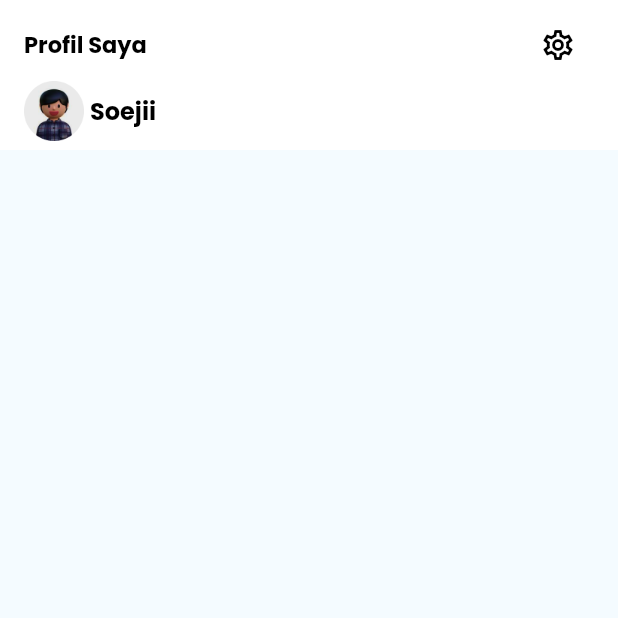
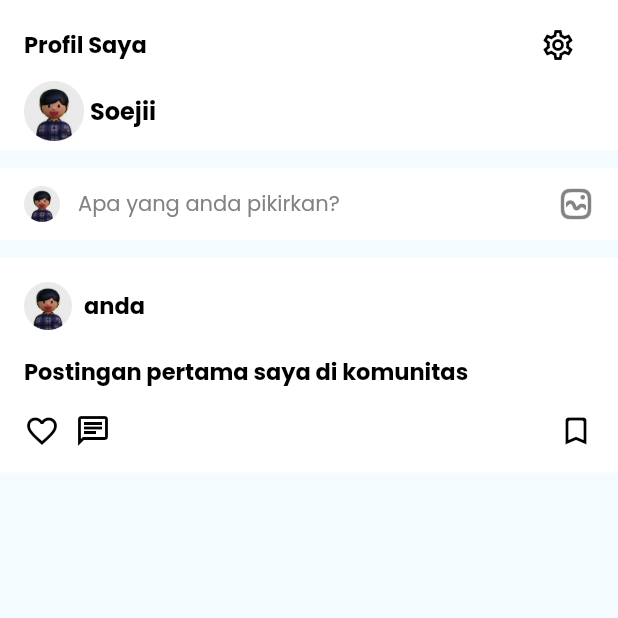
Before and after one commit to Soejii/BukaUsaha, a Flutter app: the screen it shows after launch, on a phone screen of 412 x 824 dp, the top half of it. Run offline on Flutter 3.47's test engine with Material 2 defaults, Android fonts, the light colour scheme and no system bars.

Commit message:
profile screen done

```diff
--- a/lib/screens/profile.dart
+++ b/lib/screens/profile.dart
@@ -1,5 +1,6 @@
 import 'package:buka_usaha/component/styleText.dart';
 import 'package:buka_usaha/utils/const.dart';
+import 'package:flutter/cupertino.dart';
 import 'package:flutter/material.dart';
 import 'package:flutter/src/widgets/container.dart';
 import 'package:flutter/src/widgets/framework.dart';
@@ -35,11 +36,12 @@ class _ProfileState extends State<Profile> {
                       color: Colors.black,
                     ),
                     IconButton(
-                        onPressed: () {},
-                        icon: Icon(
-                          Icons.settings_outlined,
-                          color: Colors.black,
-                        ))
+                      onPressed: () {},
+                      icon: Icon(
+                        Icons.settings_outlined,
+                        color: Colors.black,
+                      ),
+                    )
                   ],
                 ),
                 Row(
@@ -57,7 +59,7 @@ class _ProfileState extends State<Profile> {
                       fontSize: 16,
                       fontWeight: FontWeight.w600,
                       color: Colors.black,
-                    )
+                    ),
                   ],
                 )
               ],
@@ -66,6 +68,117 @@ class _ProfileState extends State<Profile> {
         ),
         preferredSize: Size.fromHeight(100),
       ),
+      body: ListView(
+        children: [
+          SizedBox(
+            height: 12,
+          ),
+          Container(
+            width: double.infinity,
+            height: 48,
+            color: Colors.white,
+            child: Padding(
+              padding: const EdgeInsets.only(
+                left: 16,
+                right: 16,
+                bottom: 12,
+                top: 12,
+              ),
+              child: Row(
+                crossAxisAlignment: CrossAxisAlignment.center,
+                children: [
+                  Image.asset(
+                    'assets/image/fotoProfil.png',
+                    scale: 4,
+                  ),
+                  SizedBox(
+                    width: 12,
+                  ),
+                  StyleText(
+                    data: 'Apa yang anda pikirkan?',
+                    fontSize: 14,
+                    fontWeight: FontWeight.w500,
+                    color: abu,
+                  ),
+                  Expanded(child: Container()),
+                  Image.asset(
+                    'assets/image/iconProfile.png',
+                    scale: 1,
+                  ),
+                ],
+              ),
+            ),
+          ),
+          SizedBox(
+            height: 12,
+          ),
+          Container(
+            color: Colors.white,
+            width: double.infinity,
+            child: Padding(
+              padding: EdgeInsets.all(16),
+              child: Column(
+                crossAxisAlignment: CrossAxisAlignment.start,
+                children: [
+                  Container(
+                    child: Row(
+                      children: [
+                        Image.asset(
+                          'assets/image/fotoProfil.png',
+                          scale: 5,
+                        ),
+                        SizedBox(
+                          width: 8,
+                        ),
+                        StyleText(
+                          data: 'anda',
+                          fontSize: 15,
+                          fontWeight: FontWeight.w600,
+                          color: Colors.black,
+                        ),
+                      ],
+                    ),
+                  ),
+                  SizedBox(
+                    height: 16,
+                  ),
+                  StyleText(
+                    data: 'Postingan pertama saya di komunitas',
+                    fontSize: 15,
+                    fontWeight: FontWeight.w600,
+                    color: Colors.black,
+                  ),
+                  SizedBox(
+                    height: 16,
+                  ),
+                  Container(
+                    child: Row(
+                      children: [
+                        Icon(
+                          Icons.favorite_outline,
+                          color: Colors.black,
+                        ),
+                        SizedBox(
+                          width: 10,
+                        ),
+                        Icon(
+                          Icons.chat_outlined,
+                          color: Colors.black,
+                        ),
+                        Expanded(child: Container()),
+                        Icon(
+                          Icons.bookmark_outline_rounded,
+                          color: Colors.black,
+                        ),
+                      ],
+                    ),
+                  )
+                ],
+              ),
+            ),
+          )
+        ],
+      ),
     );
   }
 }
--- a/lib/utils/const.dart
+++ b/lib/utils/const.dart
@@ -4,7 +4,6 @@ const Color grey = Color.fromRGBO(131, 131, 131, 1);
 const Color biru = Color.fromRGBO(0, 162, 247, 1);
 const Color biruMuda = Color.fromRGBO(83, 211, 255, 1);
 const Color gray = Color.fromRGBO(79, 79, 79, 1);
-
-
+const Color abu = Color.fromRGBO(130, 130, 130, 1);
 const Color ungu = Color.fromRGBO(111, 86, 211, 1);
 const Color mainbg = Color.fromRGBO(244, 251, 255, 1);
```
Also changed, not shown: assets/image/iconProfile.png (added).
